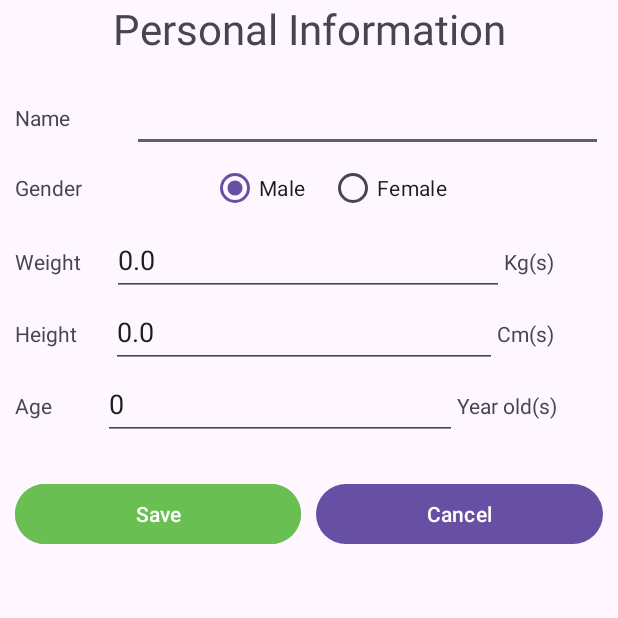
After one commit to monkeystar0/healthyRecipeBuddy, an Android app: the UserProfileEditActivity screen opened directly, with no data from a screen before it, on a phone screen of 412 x 824 dp, the top half of it. The commit adds this screen. Run offline under Robolectric (Android 15) with nearby library versions, the phone set to English and light mode, and no system bars.

Commit message:
and foodlog and database, add pei chart added UserProfileEditActivity, add lib chart

```diff
--- a/app/build.gradle.kts
+++ b/app/build.gradle.kts
@@ -47,8 +47,11 @@ dependencies {
     implementation(libs.material)
     implementation(libs.androidx.activity)
     implementation(libs.androidx.constraintlayout)
+    implementation(libs.androidx.room.common)
+    implementation(libs.androidx.room.ktx)
     testImplementation(libs.junit)
     implementation(libs.generativeai)
     androidTestImplementation(libs.androidx.junit)
     androidTestImplementation(libs.androidx.espresso.core)
+    implementation(libs.donut)
 }
--- a/app/src/main/AndroidManifest.xml
+++ b/app/src/main/AndroidManifest.xml
@@ -23,6 +23,7 @@
         </activity>
         <activity android:name=".MainActivity" />
         <activity android:name="com.example.healthyrecipebuddy.SetTargetActivity" />
+        <activity android:name="com.example.healthyrecipebuddy.UserProfileEditActivity" />
     </application>
 
 </manifest>
--- /dev/null
+++ b/app/src/main/java/com/example/healthyrecipebuddy/UserProfileEditActivity.kt
@@ -0,0 +1,92 @@
+package com.example.healthyrecipebuddy
+
+import android.content.SharedPreferences
+import android.os.Bundle
+import android.widget.Toast
+import androidx.appcompat.app.AppCompatActivity
+import com.example.healthyrecipebuddy.databinding.ActivityUserProfileUpdateBinding
+
+class UserProfileEditActivity: AppCompatActivity()  {
+    private lateinit var sharedPreferences: SharedPreferences
+    private lateinit var binding: ActivityUserProfileUpdateBinding
+
+    override fun onCreate(savedInstanceState: Bundle?) {
+        super.onCreate(savedInstanceState)
+        binding = ActivityUserProfileUpdateBinding.inflate(layoutInflater)
+        setContentView(binding.root)
+        sharedPreferences = getSharedPreferences("user_prefs", MODE_PRIVATE)
+        initializeUI()
+        binding.saveButton.setOnClickListener {
+            if (validateInput()) {
+                saveUserData()
+                finish()
+            }
+        }
+
+        binding.cancelButton.setOnClickListener {
+            finish()
+        }
+    }
+
+    private fun initializeUI() {
+        val name = sharedPreferences.getString("name", "")
+        val gender = sharedPreferences.getString("gender", "")
+        val age = sharedPreferences.getInt("age", 0)
+        val height = sharedPreferences.getFloat("height", 0f)
+        val weight = sharedPreferences.getFloat("weight", 0f)
+        binding.editNameText.setText(name)
+        binding.editAgeText.setText(age.toString())
+        binding.editHeightText.setText(height.toString())
+        binding.editWeightText.setText(weight.toString())
+    }
+
+    private fun validateInput(): Boolean {
+        // Validate name (not empty)
+        if (binding.editNameText.text.toString().isEmpty()) {
+            binding.editNameText.error = "Please enter your name"
+            return false
+        }
+
+        if (binding.editAgeText.text.toString().isEmpty() || binding.editAgeText.text.toString() == "0") {
+            binding.editAgeText.error = "Please enter your age"
+            return false
+        }
+
+        if (binding.editHeightText.text.toString().isEmpty() || binding.editHeightText.text.toString() == "0") {
+            binding.editHeightText.error = "Please enter your height"
+            return false
+        }
+
+        if (binding.editWeightText.text.toString().isEmpty() || binding.editWeightText.text.toString() == "0") {
+            binding.editWeightText.error = "Please enter your weight"
+            return false
+        }
+
+        // Validate height, weight, fat% (positive numbers)
+        // You'll need to add similar validation for other numeric fields
+
+        return true // All inputs are valid
+    }
+
+    private fun saveUserData() {
+        val selectedGenderId = binding.genderRadioGroup.checkedRadioButtonId
+        val selectedGender = when (selectedGenderId) {
+            R.id.maleRadioButton -> "Male"
+            R.id.femaleRadioButton -> "Female"
+            else -> "" // Handle the case where no option is selected
+        }
+
+        with(sharedPreferences.edit()) {
+            putString("gender", selectedGender)
+            putString("name", binding.editNameText.text.toString())
+            putInt("age", binding.editAgeText.text.toString().toInt())
+            putFloat("height", binding.editHeightText.text.toString().toFloat())
+            putFloat("weight", binding.editWeightText.text.toString().toFloat())
+
+            // ... save other values (height, weight, etc.) similarly
+            putBoolean("profile_complete", true)
+            apply()
+        }
+        Toast.makeText(this, "Profile saved!", Toast.LENGTH_SHORT).show()
+    }
+}
--- /dev/null
+++ b/app/src/main/res/layout/activity_food_log.xml
@@ -0,0 +1,6 @@
+<?xml version="1.0" encoding="utf-8"?>
+<androidx.constraintlayout.widget.ConstraintLayout xmlns:android="http://schemas.android.com/apk/res/android"
+    android:layout_width="match_parent"
+    android:layout_height="match_parent">
+
+</androidx.constraintlayout.widget.ConstraintLayout>
--- /dev/null
+++ b/app/src/main/res/layout/activity_user_profile_update.xml
@@ -0,0 +1,210 @@
+<?xml version="1.0" encoding="utf-8"?>
+<androidx.constraintlayout.widget.ConstraintLayout xmlns:android="http://schemas.android.com/apk/res/android"
+    xmlns:app="http://schemas.android.com/apk/res-auto"
+    xmlns:tools="http://schemas.android.com/tools"
+    android:layout_width="match_parent"
+    android:layout_height="match_parent">
+
+    <LinearLayout
+        android:layout_width="match_parent"
+        android:layout_height="match_parent"
+        android:orientation="vertical"
+        app:layout_constraintBottom_toBottomOf="parent"
+        app:layout_constraintEnd_toEndOf="parent"
+        app:layout_constraintStart_toStartOf="parent"
+        app:layout_constraintTop_toTopOf="parent">
+
+
+        <TextView
+            android:id="@+id/textView4"
+            android:layout_width="match_parent"
+            android:layout_height="wrap_content"
+            android:gravity="center"
+            android:text="Personal Information"
+            android:textSize="28sp" />
+
+        <LinearLayout
+            android:layout_width="match_parent"
+            android:layout_height="48dp"
+            android:layout_marginStart="10dp"
+            android:layout_marginTop="15dp"
+            android:layout_marginEnd="10dp"
+            android:orientation="horizontal">
+
+            <TextView
+                android:id="@+id/textView3"
+                android:layout_width="0dp"
+                android:layout_height="wrap_content"
+                android:layout_weight="1"
+                android:text="Name" />
+
+            <EditText
+                android:id="@+id/editNameText"
+                android:layout_width="0dp"
+                android:layout_height="48dp"
+                android:layout_weight="4"
+                android:ems="10"
+                android:inputType="text"
+                android:text="Name" />
+        </LinearLayout>
+
+        <LinearLayout
+            android:layout_width="match_parent"
+            android:layout_height="48dp"
+            android:layout_marginStart="10dp"
+            android:layout_marginEnd="10dp"
+            android:gravity="center"
+            android:orientation="horizontal">
+
+            <TextView
+                android:id="@+id/textView10"
+                android:layout_width="0dp"
+                android:layout_height="wrap_content"
+                android:layout_weight="1"
+                android:text="Gender" />
+
+            <RadioGroup
+                android:id="@+id/genderRadioGroup"
+                android:layout_width="0dp"
+                android:layout_height="wrap_content"
+                android:layout_weight="2"
+                android:orientation="horizontal">
+
+                <RadioButton
+                    android:id="@+id/maleRadioButton"
+                    android:layout_width="wrap_content"
+                    android:layout_height="wrap_content"
+                    android:checked="true"
+                    android:text="Male" />
+
+                <RadioButton
+                    android:id="@+id/femaleRadioButton"
+                    android:layout_width="wrap_content"
+                    android:layout_height="wrap_content"
+                    android:layout_marginStart="15dp"
+                    android:text="Female" />
+
+            </RadioGroup>
+        </LinearLayout>
+        <LinearLayout
+            android:layout_width="match_parent"
+            android:layout_height="48dp"
+            android:layout_marginStart="10dp"
+            android:layout_marginEnd="10dp"
+            android:orientation="horizontal">
+
+            <TextView
+                android:id="@+id/weightText"
+                android:layout_width="0dp"
+                android:layout_height="wrap_content"
+                android:layout_weight="1"
+                android:text="Weight" />
+
+            <EditText
+                android:id="@+id/editWeightText"
+                android:layout_width="0dp"
+                android:layout_height="48dp"
+                android:layout_weight="4"
+                android:ems="10"
+                android:inputType="number"
+                android:text="0" />
+
+            <TextView
+                android:id="@+id/textView6"
+                android:layout_width="wrap_content"
+                android:layout_height="wrap_content"
+                android:layout_weight="0.5"
+                android:text="Kg(s)" />
+        </LinearLayout>
+        <LinearLayout
+            android:layout_width="match_parent"
+            android:layout_height="48dp"
+            android:layout_marginStart="10dp"
+            android:layout_marginEnd="10dp"
+            android:orientation="horizontal">
+
+            <TextView
+                android:id="@+id/heightText"
+                android:layout_width="0dp"
+                android:layout_height="wrap_content"
+                android:layout_weight="1"
+                android:text="Height" />
+
+            <EditText
+                android:id="@+id/editHeightText"
+                android:layout_width="0dp"
+                android:layout_height="48dp"
+                android:layout_weight="4"
+                android:ems="10"
+                android:inputType="number"
+                android:text="0" />
+
+            <TextView
+                android:id="@+id/textView7"
+                android:layout_width="wrap_content"
+                android:layout_height="wrap_content"
+                android:layout_weight="0.5"
+                android:text="Cm(s)" />
+        </LinearLayout>
+        <LinearLayout
+            android:layout_width="match_parent"
+            android:layout_height="48dp"
+            android:layout_marginStart="10dp"
+            android:layout_marginEnd="10dp"
+            android:orientation="horizontal">
+
+            <TextView
+                android:id="@+id/ageText"
+                android:layout_width="0dp"
+                android:layout_height="wrap_content"
+                android:layout_weight="1"
+                android:text="Age" />
+
+            <EditText
+                android:id="@+id/editAgeText"
+                android:layout_width="0dp"
+                android:layout_height="48dp"
+                android:layout_weight="4"
+                android:ems="10"
+                android:inputType="number"
+                android:text="0" />
+
+            <TextView
+                android:id="@+id/textView11"
+                android:layout_width="wrap_content"
+                android:layout_height="wrap_content"
+                android:layout_weight="0.5"
+                android:text="Year old(s)" />
+        </LinearLayout>
+
+        <LinearLayout
+            android:layout_width="match_parent"
+            android:layout_height="wrap_content"
+            android:layout_marginStart="10dp"
+            android:layout_marginTop="25dp"
+            android:layout_marginEnd="10dp"
+            android:orientation="horizontal">
+
+            <Button
+                android:id="@+id/saveButton"
+                android:layout_width="0dp"
+                android:layout_height="wrap_content"
+                android:layout_weight="1"
+                android:backgroundTint="#69BF51"
+                android:text="Save" />
+
+            <Button
+                android:id="@+id/cancelButton"
+                android:layout_width="0dp"
+                android:layout_height="wrap_content"
+                android:layout_marginStart="10dp"
+                android:layout_weight="1"
+                android:text="Cancel"
+                android:textColorHighlight="#ED5A5A"
+                android:textColorHint="#ED5A5A"
+                android:textColorLink="#ED5A5A"
+                app:strokeColor="#ED5A5A" />
+
+        </LinearLayout>
+    </LinearLayout>
+</androidx.constraintlayout.widget.ConstraintLayout>
--- a/gradle/libs.versions.toml
+++ b/gradle/libs.versions.toml
@@ -1,5 +1,6 @@
 [versions]
 agp = "8.5.0-alpha07"
+donut = "2.2.3"
 kotlin = "1.9.0"
 coreKtx = "1.13.1"
 junit = "4.13.2"
@@ -11,9 +12,12 @@ activity = "1.9.0"
 constraintlayout = "2.1.4"
 generativeai = "0.6.0"
 lifeCycleRuntimeKtx = "2.8.0"
+roomCommon = "2.6.1"
+roomKtx = "2.6.1"
 
 [libraries]
 androidx-core-ktx = { group = "androidx.core", name = "core-ktx", version.ref = "coreKtx" }
+donut = { module = "app.futured.donut:donut", version.ref = "donut" }
 junit = { group = "junit", name = "junit", version.ref = "junit" }
 androidx-junit = { group = "androidx.test.ext", name = "junit", version.ref = "junitVersion" }
 androidx-espresso-core = { group = "androidx.test.espresso", name = "espresso-core", version.ref = "espressoCore" }
@@ -23,6 +27,8 @@ androidx-activity = { group = "androidx.activity", name = "activity", version.re
 androidx-constraintlayout = { group = "androidx.constraintlayout", name = "constraintlayout", version.ref = "constraintlayout" }
 generativeai = { group = "com.google.ai.client.generativeai", name = "generativeai", version.ref = "generativeai" }
 androidx-lifecycle-runtime-ktx = { group = "androidx.lifecycle", name = "lifecycle-runtime-ktx", version.ref = "lifeCycleRuntimeKtx" }
+androidx-room-common = { group = "androidx.room", name = "room-common", version.ref = "roomCommon" }
+androidx-room-ktx = { group = "androidx.room", name = "room-ktx", version.ref = "roomKtx" }
 [plugins]
 android-application = { id = "com.android.application", version.ref = "agp" }
 jetbrains-kotlin-android = { id = "org.jetbrains.kotlin.android", version.ref = "kotlin" }
```
Also changed, not shown: app/src/main/java/com/example/healthyrecipebuddy/FoodLogActivity.kt (added, +15 -0 lines), app/src/main/java/com/example/healthyrecipebuddy/MainActivity.kt (+38 -4 lines), app/src/main/java/com/example/healthyrecipebuddy/SetTargetActivity.kt (+13 -2 lines), app/src/main/java/com/example/healthyrecipebuddy/db/FoodLogDateBase.kt (added, +33 -0 lines), app/src/main/java/com/example/healthyrecipebuddy/entity/FoodEntity.kt (added, +17 -0 lines), app/src/main/res/layout/activity_main.xml (+41 -1 lines).
